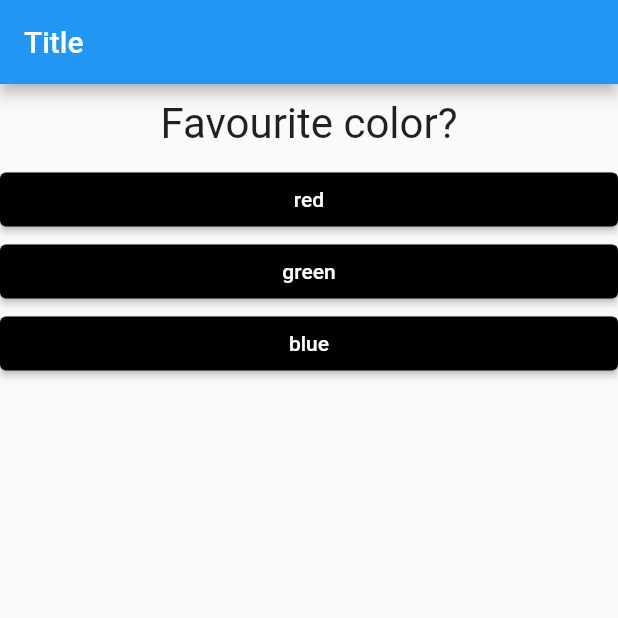
After one commit to Cutter72/flutter-01, a Flutter app: the screen it shows after launch, on a phone screen of 412 x 824 dp, the top half of it. The commit adds this screen. Run offline on Flutter 3.47's test engine with Material 2 defaults, Android fonts, the phone set to English and light mode, and no system bars; missing offline and left inert: dart:ffi.

Commit message:
Day 3 score to answers added

```diff
--- a/lib/main.dart
+++ b/lib/main.dart
@@ -3,6 +3,8 @@ import 'dart:ffi';
 import 'package:flutter/material.dart';
 import 'package:flutter_01/answer.dart';
 import 'package:flutter_01/question.dart';
+import 'package:flutter_01/quiz.dart';
+import 'package:flutter_01/result.dart';
 
 void main() => runApp(MyApp());
 
@@ -16,30 +18,36 @@ class MyApp extends StatefulWidget {
 }
 
 class _MyAppState extends State<MyApp> {
-  static const List<Map<String, List<String>>> _questions = [
+  static const List<Map<String, List<Map<String, Object>>>> _questions = [
     {
-      "q": ["Favourite color?"],
+      "q": [
+        {"text": "Favourite color?"}
+      ],
       "ans": [
-        "red",
-        "gree",
-        "blue",
-      ]
+        {"text": "red", "score": 1},
+        {"text": "green", "score": 2},
+        {"text": "blue", "score": 3},
+      ],
     },
     {
-      "q": ["Favourite animal?"],
+      "q": [
+        {"text": "Favourite animal?"}
+      ],
       "ans": [
-        "lion",
-        "crocodile",
-        "delphin",
-      ]
+        {"text": "lion", "score": 1},
+        {"text": "dolphin", "score": 2},
+        {"text": "monkey", "score": 3},
+      ],
     },
     {
-      "q": ["Favourite vegetable?"],
+      "q": [
+        {"text": "Favourite vegetable?"}
+      ],
       "ans": [
-        "potato",
-        "pumpkin",
-        "tomato",
-      ]
+        {"text": "potato", "score": 1},
+        {"text": "tomato", "score": 2},
+        {"text": "carrot", "score": 3},
+      ],
     },
   ];
   var _qIndex = 0;
@@ -60,14 +68,7 @@ class _MyAppState extends State<MyApp> {
       appBar: AppBar(
         title: Text("Title"),
       ),
-      body: _qIndex < _questions.length
-          ? Column(children: <Widget>[
-              Question(_questions[_qIndex]["q"]![0]),
-              ..._questions[_qIndex]["ans"]!.map((e) => Answer(_onClick(), e)).toList(),
-            ])
-          : const Center(
-              child: Text("You did it!"),
-            ),
+      body: _qIndex < _questions.length ? Quiz(_questions, _qIndex, _onClick()) : Result(),
     ));
   }
 }
--- /dev/null
+++ b/lib/quiz.dart
@@ -0,0 +1,21 @@
+import 'package:flutter/material.dart';
+import 'package:flutter_01/answer.dart';
+import 'package:flutter_01/question.dart';
+
+class Quiz extends StatelessWidget {
+  final List<Map<String, List<Map<String, Object>>>> _questions;
+
+  final int _qIndex;
+
+  final VoidCallback _onClick;
+
+  Quiz(this._questions, this._qIndex, this._onClick);
+
+  @override
+  Widget build(BuildContext context) {
+    return Column(children: <Widget>[
+      Question(_questions[_qIndex]["q"]![0]["text"] as String),
+      ..._questions[_qIndex]["ans"]!.map((e) => Answer(_onClick, e["text"] as String)).toList(),
+    ]);
+  }
+}
--- /dev/null
+++ b/lib/result.dart
@@ -0,0 +1,12 @@
+import 'package:flutter/material.dart';
+
+class Result extends StatelessWidget {
+
+  @override
+  Widget build(BuildContext context) {
+    return const Center(
+      child: Text("You did it!"),
+    );
+  }
+
+}
```
